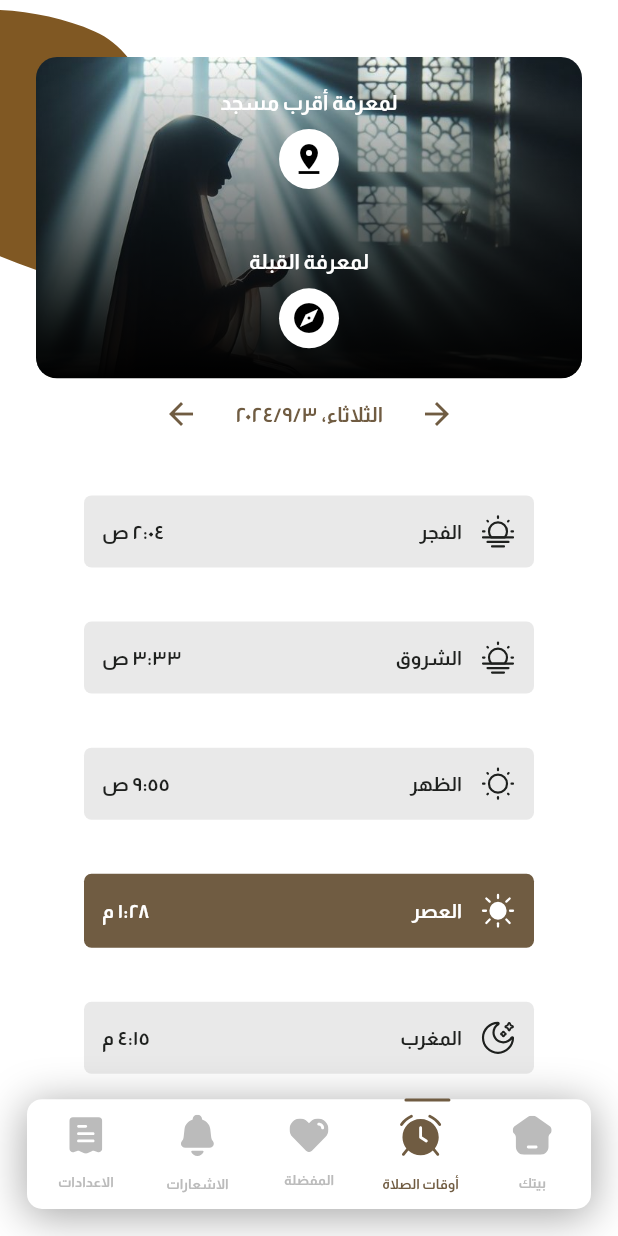
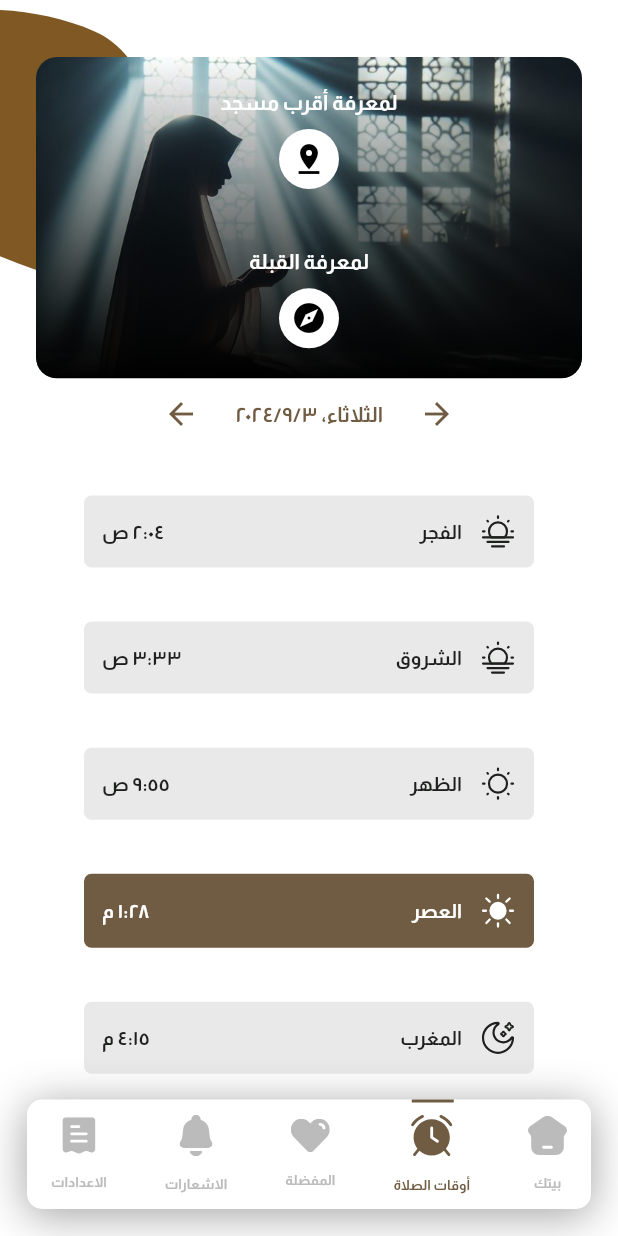
Before and after one commit to gelkomyy/fazakir, a Flutter app: the NavigationPage screen opened by its route, item 4 of the bottom bar chosen, on a phone screen of 412 x 824 dp. Run offline on Flutter 3.47's test engine with Material 3 defaults, Android fonts, the phone set to English and light mode, and no system bars; drawn by our look-alikes of flutter_bounceable; our stand-ins replace adhan, cached_network_image, flutter_bloc, flutter_compass, flutter_svg, font_awesome_flutter and 3 more; missing offline and left inert: flutter_inappwebview; accounts and stored records are empty; network calls fail; project files that could hold a hidden picture were left out.

Commit message:
Refactor custom bottom navigation bar widget
- Removed unused imports and variables
- Changed padding and alignment of navigation bar items
- Made navBarHeight nullable in NavBarEssentials class
- Adjusted the layout of the navigation bar items to better fit the design
- Replaced the static indicator bar with a dynamic one that moves with the selected item
- Updated the code to use AnimatedPositionedDirectional instead of Transform.translate for the indicator bar movement.

```diff
--- a/lib/Features/home/presentation/views/widgets/custom_bottom_nav_bar.dart
+++ b/lib/Features/home/presentation/views/widgets/custom_bottom_nav_bar.dart
@@ -3,7 +3,6 @@ import 'package:fazakir/Features/home/presentation/views/widgets/custom_bottom_n
 import 'package:fazakir/Features/home/presentation/views/widgets/custom_nav_bar.dart';
 import 'package:fazakir/core/utils/app_assets.dart';
 import 'package:fazakir/core/utils/app_colors.dart';
-import 'package:fazakir/core/utils/app_font_styles.dart';
 import 'package:fazakir/generated/l10n.dart';
 import 'package:flutter/material.dart';
 import 'package:flutter_bloc/flutter_bloc.dart';
@@ -16,7 +15,7 @@ class CustomBottomNavBar extends StatelessWidget {
   Widget build(BuildContext context) {
     return CustomNavBar(
       navBarEssentials: NavBarEssentials(
-        navBarHeight: getResponsiveFontSize(context, fontSize: 80),
+        navBarHeight: null /* getResponsiveFontSize(context, fontSize: 80) */,
         items: buildNavBarItems,
         selectedIndex: selectedIndex,
         backgroundColor: Colors.white,
@@ -28,15 +27,15 @@ class CustomBottomNavBar extends StatelessWidget {
           context.read<NavigationCubit>().navigationIndexView(index);
         },
         padding: const EdgeInsets.symmetric(
-          horizontal: 2,
-          vertical: 6,
+          horizontal: 16,
+          vertical: 10,
         ),
         margin: const EdgeInsets.only(
           left: 18,
           right: 18,
           bottom: 18,
         ),
-        navBarItemsAlignment: MainAxisAlignment.spaceEvenly,
+        navBarItemsAlignment: MainAxisAlignment.spaceBetween,
       ),
     );
   }
--- a/lib/Features/home/presentation/views/widgets/custom_bottom_nav_bar_models.dart
+++ b/lib/Features/home/presentation/views/widgets/custom_bottom_nav_bar_models.dart
@@ -156,14 +156,14 @@ class NavBarEssentials {
     required this.margin,
     required this.navBarItemsAlignment,
     this.selectedScreenBuildContext,
-    this.navBarHeight = 0.0,
+    this.navBarHeight,
   });
 
   final int selectedIndex;
   final Color backgroundColor;
   final List<PersistentBottomNavBarItem> items;
   final ValueChanged<int>? onItemSelected;
-  final double navBarHeight;
+  final double? navBarHeight;
   final EdgeInsets padding;
   final ItemAnimationSettings itemAnimationProperties;
   final BuildContext? selectedScreenBuildContext;
--- a/lib/Features/home/presentation/views/widgets/custom_nav_bar.dart
+++ b/lib/Features/home/presentation/views/widgets/custom_nav_bar.dart
@@ -17,11 +17,6 @@ class CustomNavBar extends StatelessWidget {
           : AnimatedContainer(
               duration: navBarEssentials.itemAnimationProperties.duration,
               curve: navBarEssentials.itemAnimationProperties.curve,
-              alignment: Alignment.center,
-              child: AnimatedContainer(
-                duration: navBarEssentials.itemAnimationProperties.duration,
-                curve: navBarEssentials.itemAnimationProperties.curve,
-                alignment: Alignment.center,
               child: FittedBox(
                 fit: BoxFit.scaleDown,
                 child: Column(
@@ -53,8 +48,7 @@ class CustomNavBar extends StatelessWidget {
                           fit: BoxFit.scaleDown,
                           child: Text(
                             item.title!,
-                              style:
-                                  AppFontStyles.styleBold10(context).copyWith(
+                            style: AppFontStyles.styleBold10(context).copyWith(
                               color: isSelected
                                   ? (item.activeColorSecondary ??
                                       item.activeColorPrimary)
@@ -66,18 +60,49 @@ class CustomNavBar extends StatelessWidget {
                   ],
                 ),
               ),
-              ),
             );
 
   @override
   Widget build(final BuildContext context) {
     final Color selectedItemActiveColor = navBarEssentials
         .items[navBarEssentials.selectedIndex].activeColorPrimary;
-    final double itemWidth = (MediaQuery.of(context).size.width -
-            ((navBarEssentials.padding.left + navBarEssentials.padding.right) +
-                (navBarEssentials.margin.left +
-                    navBarEssentials.margin.right))) /
-        navBarEssentials.items.length;
+    final double iconSize =
+        navBarEssentials.items[navBarEssentials.selectedIndex].iconSize;
+
+    final double indicatorWidth =
+        iconSize; // The bar width should match the icon size
+    final double spaceBetweenIcons = (MediaQuery.of(context).size.width -
+            navBarEssentials.margin.left -
+            (iconSize * navBarEssentials.items.length)) /
+        (navBarEssentials.items.length - 1);
+
+    // Calculate the base offset
+    final double baseOffset =
+        (iconSize + spaceBetweenIcons) * navBarEssentials.selectedIndex;
+
+    // Adjust offset based on index
+    double offset;
+
+    switch (navBarEssentials.selectedIndex) {
+      case 0:
+        offset = baseOffset + navBarEssentials.padding.left;
+        break;
+      case 1:
+        offset = baseOffset;
+        break;
+      case 2:
+        offset = baseOffset - indicatorWidth / 2;
+        break;
+      case 3:
+        offset = baseOffset - indicatorWidth * 1.3;
+        break;
+      case 4:
+        offset = baseOffset - indicatorWidth * 2;
+      default:
+        offset = baseOffset;
+        break;
+    }
+
     return Padding(
       padding: navBarEssentials.margin,
       child: Stack(
@@ -133,43 +158,17 @@ class CustomNavBar extends StatelessWidget {
               }).toList(),
             ),
           ),
-          Transform.translate(
-            offset: const Offset(
-              0,
-              -0.5,
-            ),
-            child: Padding(
-              padding: EdgeInsets.symmetric(
-                horizontal: navBarEssentials.padding.horizontal,
-              ),
-              child: Row(
-                children: <Widget>[
-                  AnimatedContainer(
+          // The moving indicator bar
+          // The moving indicator bar
+          AnimatedPositionedDirectional(
             duration: navBarEssentials.itemAnimationProperties.duration,
             curve: navBarEssentials.itemAnimationProperties.curve,
-                    color: Colors.transparent,
-                    width: (itemWidth * navBarEssentials.selectedIndex) +
-                        getResponsiveFontSize(context,
-                            fontSize: (itemWidth * 0.45 * 0.5)),
-                    height: 2,
-                  ),
-                  Flexible(
-                    child: AnimatedContainer(
-                      duration:
-                          navBarEssentials.itemAnimationProperties.duration,
-                      curve: navBarEssentials.itemAnimationProperties.curve,
-                      width: getResponsiveFontSize(context,
-                          fontSize: itemWidth * 0.45),
-                      height: 2,
-                      alignment: Alignment.center,
-                      decoration: BoxDecoration(
+            start: offset,
+            top: 0,
+            child: Container(
+              width: indicatorWidth,
+              height: 2, // Height of the indicator
               color: selectedItemActiveColor,
-                        borderRadius: BorderRadius.circular(5),
-                      ),
-                    ),
-                  )
-                ],
-              ),
             ),
           ),
         ],
```
Lines whose indentation alone changed are shown as unchanged.
